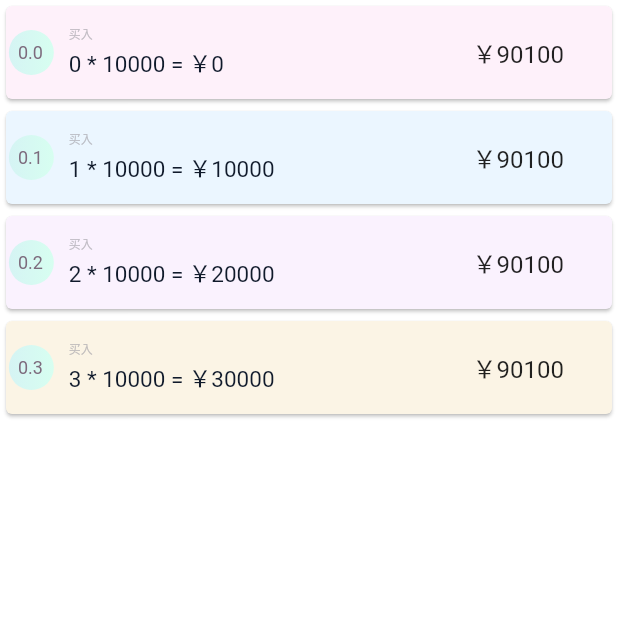
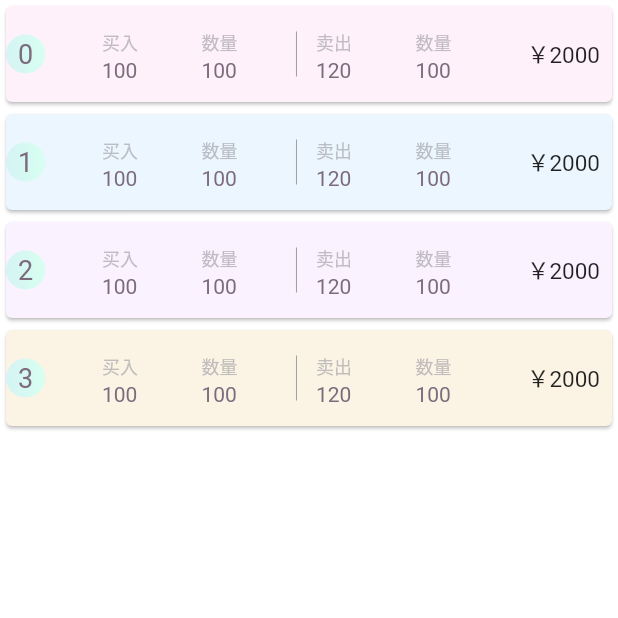
Before and after one commit to peihuanhuan/fishnet, a Flutter app: the screen it shows after launch, after a tap on "华宝油气", on a phone screen of 412 x 824 dp, the top half of it. Run offline on Flutter 3.47's test engine with Material 2 defaults, Android fonts, the phone set to English and light mode, and no system bars; drawn by our look-alikes of auto_size_text; our stand-ins replace sqflite; accounts and stored records are empty.

Commit message:
feat: on my way!

```diff
--- a/lib/GridTransactionList.dart
+++ b/lib/GridTransactionList.dart
@@ -1,12 +1,11 @@
 import 'package:auto_size_text/auto_size_text.dart';
+import 'package:fishnet/util/CommonWight.dart';
 import 'package:flutter/cupertino.dart';
 import 'package:flutter/material.dart';
+import 'package:intl/intl.dart';
 
 import 'MyCardItem.dart';
 import 'beans.dart';
-
-
-
 
 
 class GridTransactionList extends StatefulWidget {
@@ -23,8 +22,12 @@ Color c4 = Color(0xFFFBF4E5);
 
 List<Color> cc = [c1, c2, c3, c4];
 
+
+DateFormat yyyyMMddFormat = DateFormat("yyyy.MM.dd");
+
+
 class GridTransactionListState extends State<GridTransactionList> {
-  var _words = <GridTwoDirectionTransactions>[];
+  var _transactions = <TwoDirectionTransactions>[];
 
   @override
   void initState() {
@@ -36,22 +39,27 @@ class GridTransactionListState extends State<GridTransactionList> {
     Future.delayed(Duration(seconds: 0)).then((e) {
       setState(() {
         //重新构建列表
-        _words.add(GridTwoDirectionTransactions());
+        _transactions.add(TwoDirectionTransactions(1,
+            Trade(100, 100, DateTime.now()),
+            Trade(120, 100, DateTime.now())
+        ));
       });
     });
   }
 
   @override
   Widget build(BuildContext context) {
-    return Column(
+    return Container(
+      color: Colors.white,
+      child: Column(
         children: [
           Expanded(
             child: ListView.builder(
-            itemCount: _words.length,
+              itemCount: _transactions.length,
               itemBuilder: (context, index) {
                 //如果到了表尾
                 //不足100条，继续获取数据
-              if (_words.length - 1 < 2) {
+                if (_transactions.length - 1 < 2) {
                   _retrieveData();
                 }
                 //显示单词列表项
@@ -61,63 +69,67 @@ class GridTransactionListState extends State<GridTransactionList> {
             ),
           )
         ],
+      ),
     );
   }
 
   Widget buildFlex(int index) {
-    var flex = 8;
-    Widget card =  Card(
+    var transaction = _transactions[index];
+    Widget card = Card(
       color: cc[index % 4],
-      child:MediaQuery.removePadding(context: context,
-          removeTop: true,
-          removeBottom: true,
-          removeLeft: true,
-          removeRight: true,
       child: ExpansionTile(
-            tilePadding: EdgeInsets.all(0),
+        tilePadding: EdgeInsets.fromLTRB(0, 0, 8, 0),
         childrenPadding: EdgeInsets.all(0),
-            trailing: Container(height:0.0,width:0.0), // 覆盖默认的
-            title: Flex(
-              direction: Axis.horizontal,
-              children: [
-                buildNoTitleExpanded("0.$index"),
-                buildExpanded2(flex, "买入", index, 10000, color: Color(0xFF101A2B)),
-                Expanded(
-                  flex: 2,
-                  child: Align(
-                    alignment: Alignment.centerRight,
-                    child: Text("￥90100"),
-                  ),
-                ),
-              ],
-            ),
-            // trailing: SizedBox(),
+        trailing: Text("￥${transaction.profit()}", style: TextStyle(fontSize: 15)),
+        leading: buildLeading("$index"),
+        title: buildTitle(transaction),
         children: <Widget>[
           Padding(
             padding: const EdgeInsets.all(8.0),
             child: Row(
               children: <Widget>[
-                    buildNoTitleExpanded(null),
-                    buildExpanded2(flex, "卖出", 112, 100, color: Color(0xFF101A2B)),
-                    Icon(Icons.edit),
+                buildKeyValuePair("买入时间", yyyyMMddFormat.format(transaction.buy.time)),
+                buildKeyValuePair("持有天数", transaction.holdingDays()),
+                buildKeyValuePair("年化率", "${(transaction.annualizedRate() * 100).toStringAsFixed(2)}%"),
+                buildKeyValuePair("留存份数", transaction.retainedNumber()),
+                Icon(
+                  Icons.edit,
+                  color: color2,
+                ),
                 Icon(Icons.delete),
               ],
             ),
           ),
         ],
-          ), ),
-
-
+      ),
     );
 
     return card;
   }
 
+  Flex buildTitle(TwoDirectionTransactions transaction) {
+    return Flex(
+      direction: Axis.horizontal,
+      children: [
+        buildKeyValuePair("买入", transaction.buy.price),
+        buildKeyValuePair("数量", transaction.buy.number),
+        div(),
+        buildKeyValuePair("卖出", transaction.sell.price),
+        buildKeyValuePair("数量", transaction.sell.number)
+      ],
+    );
+  }
+
+  Container div() {
+    return Container(
+          width: 10, height: 30, child: VerticalDivider(color: Colors.grey));
+  }
+
   static const Color color1 = Color(0xAAA3A1A8);
 
-  Expanded buildExpanded2(int flex, String title, num price, int count,
-      {Color color = MyCardItem.color2}) {
-    return  Expanded(
+  Expanded buildExpanded(int flex, String title, num price, int count,
+      {Color color = color2}) {
+    return Expanded(
       flex: flex,
       child: Padding(
         padding: const EdgeInsets.all(8.0),
@@ -145,17 +157,8 @@ class GridTransactionListState extends State<GridTransactionList> {
     );
   }
 
-  Expanded buildNoTitleExpanded(Object value,
-      {Color color = MyCardItem.color2}) {
-    if (value == null) {
-      return Expanded(
-        flex: 1,
-        child: Text(""),
-      );
-    }
-    return Expanded(
-        flex: 1,
-        child: DecoratedBox(
+  Widget buildLeading(Object value, {Color color = color2}) {
+    return DecoratedBox(
       decoration: BoxDecoration(
         gradient: LinearGradient(
             colors: [Color(0xFFD5F3F4), Color(0xFFD7FFF0)]), //背景渐变
@@ -173,6 +176,39 @@ class GridTransactionListState extends State<GridTransactionList> {
         child: AutoSizeText(value.toString(),
             maxLines: 1, style: TextStyle(color: color, fontSize: 18)),
       ),
-        ));
+    );
+  }
+
+  Expanded buildKeyValuePair(String title, Object value,
+      {Color color = color2, titleSize = 12.0, valueSize = 14.0}) {
+    return Expanded(
+      flex: 1,
+      child: Align(
+        alignment: Alignment.centerLeft,
+        child: Padding(
+          padding: const EdgeInsets.fromLTRB(8, 10, 0, 8),
+          child: Column(
+            children: [
+              Align(
+                alignment: Alignment.centerLeft,
+                child: Text(
+                  title,
+                  style: TextStyle(color: color1, fontSize: titleSize),
+                  textAlign: TextAlign.left,
+                ),
+              ),
+              Align(
+                alignment: Alignment.centerLeft,
+                child: Padding(
+                  padding: const EdgeInsets.fromLTRB(0, 2, 0, 0),
+                  child: new Text(value.toString(),
+                      style: TextStyle(color: color, fontSize: valueSize)),
+                ),
+              ),
+            ],
+          ),
+        ),
+      ),
+    );
   }
 }
--- a/lib/MyCardItem.dart
+++ b/lib/MyCardItem.dart
@@ -1,3 +1,4 @@
+import 'package:fishnet/util/CommonWight.dart';
 import 'package:flutter/cupertino.dart';
 import 'package:flutter/material.dart';
 
@@ -5,15 +6,6 @@ import 'GridTransactionList.dart';
 import 'ListItem.dart';
 
 class MyCardItem extends StatelessWidget {
-
-  static const Color color4 = Color(0xFF3EB595);
-
-  static const Color color3 = Color(0xFFFF665A);
-
-  static const Color color2 = Color(0xFF7D6B7D);
-
-  static const Color color1 = Color(0xFFA3A1A8);
-
 
   num id = 1;
   String title = '华宝油气';
@@ -76,15 +68,15 @@ class MyCardItem extends StatelessWidget {
               ),
               buildPadding(),
               buildFlex([
-                buildExpanded("持有金额", found),
-                buildExpanded("资金年化率", toPercent(annualizedRate))
+                buildKeyValuePair("持有金额", found),
+                buildKeyValuePair("资金年化率", toPercent(annualizedRate))
               ]),
               buildFlex([
-                buildExpanded("实盈", realProfit, color: color3),
-                buildExpanded("波段次数", bandFrequency)
+                buildKeyValuePair("实盈", realProfit, color: color3),
+                buildKeyValuePair("波段次数", bandFrequency)
               ]),
               buildFlex([
-                buildExpanded("浮盈", floatingProfit, color: color4),
+                buildKeyValuePair("浮盈", floatingProfit, color: color4),
               ]),
               buildPadding(),
               Align(
@@ -126,32 +118,6 @@ class MyCardItem extends StatelessWidget {
         );
   }
 
-  Expanded buildExpanded(String title, Object value, {Color color = color2}) {
-    return Expanded(
-            flex: 1,
-            child: Align(
-              alignment: Alignment.centerLeft,
-              child: Padding(
-                padding: const EdgeInsets.fromLTRB(_left, 10, 8, 8),
-                child: Column(
-                  children: [
-                    Align(
-                      alignment: Alignment.centerLeft,
-                      child: Text(title, style: TextStyle(color: color1, fontSize: 12), textAlign: TextAlign.left,),
-                    ),
-                    Align(
-                      alignment: Alignment.centerLeft,
-                      child: Padding(
-                        padding: const EdgeInsets.fromLTRB(0, 2, 0, 0),
-                        child: new Text(value.toString(), style: TextStyle(color: color, fontSize: 24)),
-                      ),
-                    ),
 
-                  ],
-                ),
-              ),
-            ),
-          );
-  }
 
 }
--- a/lib/beans.dart
+++ b/lib/beans.dart
@@ -1,4 +1,6 @@
 // 品种
+import 'dart:math';
+
 class Variety {
   int id;
 
@@ -18,11 +20,12 @@ class Variety {
         name = json['name'],
         createTime = DateTime.fromMillisecondsSinceEpoch(json['create_time']);
 
-  Map<String, dynamic> toDbJson() => {
-    'id': id,
-    'name': name,
-    'code': code
-  };
+  Map<String, dynamic> toDbJson() =>
+      {
+        'id': id,
+        'name': name,
+        'code': code
+      };
 
   Map<String, dynamic> toJson() {
     var dbJson = toDbJson();
@@ -32,7 +35,7 @@ class Variety {
 }
 
 // 某个档位上的两次交易
-class GridTwoDirectionTransactions {
+class TwoDirectionTransactions {
   // 档位，从 1 开始
   num level;
   Trade buy;
@@ -40,6 +43,24 @@ class GridTwoDirectionTransactions {
 
   // 一些标记，如 网的比例
   String tag;
+
+  TwoDirectionTransactions(this.level, this.buy, this.sell);
+
+  num profit() {
+    return sell.number * (sell.price - buy.price);
+  }
+
+  int holdingDays() {
+    return max(sell.time.difference(buy.time).inDays, 1);
+  }
+
+  num annualizedRate() {
+    return profit() / (buy.price * buy.number) * (365 / holdingDays());
+  }
+
+  int retainedNumber() {
+    return sell.number - buy.number;
+  }
 }
 
 class Trade {
@@ -53,4 +74,6 @@ class Trade {
 
   // 交易时间
   DateTime time;
+
+  Trade(this.price, this.number, this.time);
 }
--- /dev/null
+++ b/lib/util/CommonWight.dart
@@ -0,0 +1,43 @@
+import 'dart:ui';
+
+import 'package:flutter/cupertino.dart';
+
+
+const double _left = 22;
+
+const Color color4 = Color(0xFF3EB595);
+
+const Color color3 = Color(0xFFFF665A);
+
+const Color color2 = Color(0xFF7D6B7D);
+
+const Color color1 = Color(0xFFA3A1A8);
+
+
+
+Expanded buildKeyValuePair(String title, Object value, {Color color = color2, titleSize = 12.0, valueSize = 24.0}) {
+  return Expanded(
+    flex: 1,
+    child: Align(
+      alignment: Alignment.centerLeft,
+      child: Padding(
+        padding: const EdgeInsets.fromLTRB(_left, 10, 8, 8),
+        child: Column(
+          children: [
+            Align(
+              alignment: Alignment.centerLeft,
+              child: Text(title, style: TextStyle(color: color1, fontSize: titleSize), textAlign: TextAlign.left,),
+            ),
+            Align(
+              alignment: Alignment.centerLeft,
+              child: Padding(
+                padding: const EdgeInsets.fromLTRB(0, 2, 0, 0),
+                child: new Text(value.toString(), style: TextStyle(color: color, fontSize: valueSize)),
+              ),
+            ),
+          ],
+        ),
+      ),
+    ),
+  );
+}
--- a/pubspec.yaml
+++ b/pubspec.yaml
@@ -26,6 +26,7 @@ dependencies:
   sqflite:
   path:
   auto_size_text: ^2.1.0
+  intl:
 
 
   # The following adds the Cupertino Icons font to your application.
```
Also changed, not shown: pubspec.lock, 2 other files. Lines whose indentation alone changed are shown as unchanged.
